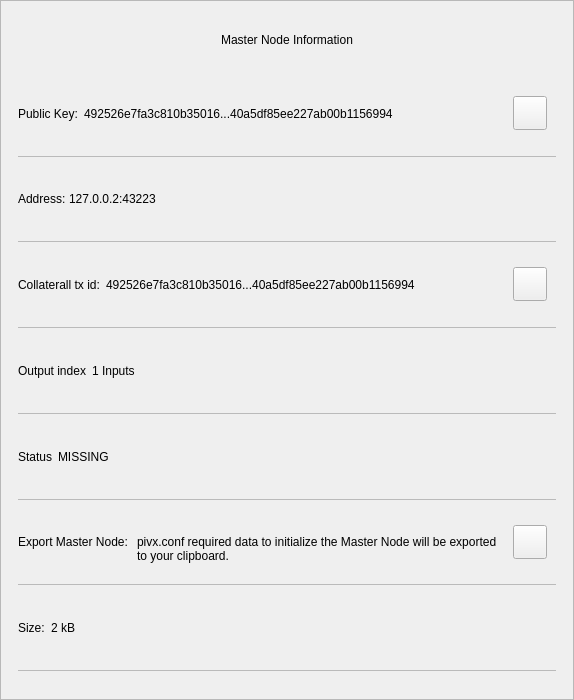
This is src/qt/vitae/forms/mninfodialog.ui in VitaeTeam/Vitae as Qt 5 draws it before an edit. The edited form follows.
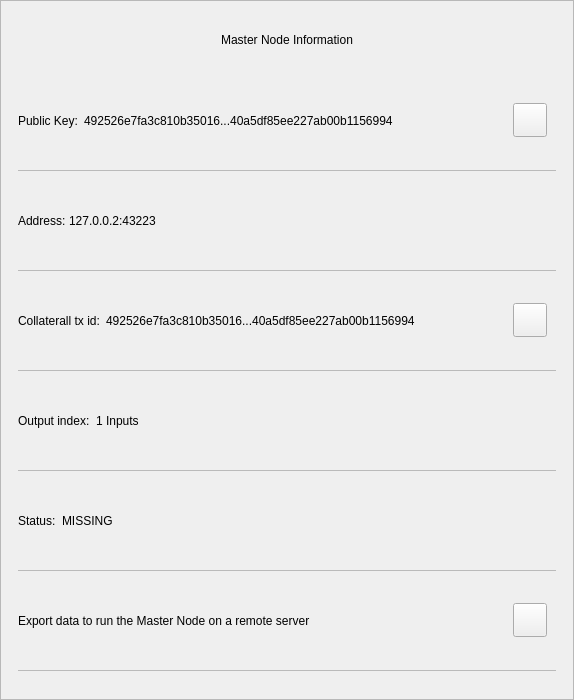
This is the edited form.

Commit message: [GUI][Model] Masternodes screen, export Masternode data for remote server setup functionality added and connected.

```diff
--- a/src/qt/vitae/forms/mninfodialog.ui
+++ b/src/qt/vitae/forms/mninfodialog.ui
@@ -13,7 +13,7 @@
   <property name="minimumSize">
    <size>
     <width>574</width>
-    <height>470</height>
+    <height>530</height>
    </size>
   </property>
   <property name="windowTitle">
@@ -458,7 +458,7 @@
                       </size>
                      </property>
                      <property name="text">
-                      <string>Output index</string>
+                      <string>Output index:</string>
                      </property>
                     </widget>
                    </item>
@@ -503,7 +503,7 @@
                       </size>
                      </property>
                      <property name="text">
-                      <string>Status</string>
+                      <string>Status:</string>
                      </property>
                     </widget>
                    </item>
@@ -535,34 +535,27 @@
                 </item>
                 <item>
                  <widget class="QWidget" name="contentExport" native="true">
-                  <layout class="QHBoxLayout" name="horizontalLayout_8" stretch="0,1,0">
+                  <layout class="QHBoxLayout" name="horizontalLayout_8" stretch="3,0">
                    <property name="leftMargin">
                     <number>0</number>
                    </property>
-                   <item>
-                    <widget class="QLabel" name="labelExport">
-                     <property name="maximumSize">
-                      <size>
-                       <width>16777215</width>
-                       <height>16777215</height>
-                      </size>
-                     </property>
-                     <property name="text">
-                      <string>Export Master Node:</string>
-                     </property>
-                    </widget>
-                   </item>
                    <item>
                     <widget class="QLabel" name="textExport">
                      <property name="styleSheet">
-                      <string notr="true">margin-top: 13.5px;</string>
+                      <string notr="true">padding-top:1px;</string>
+                     </property>
+                     <property name="lineWidth">
+                      <number>0</number>
                      </property>
                      <property name="text">
-                      <string>pivx.conf required data to initialize the Master Node will be exported to your clipboard.</string>
+                      <string>Export data to run the Master Node on a remote server</string>
                      </property>
                      <property name="wordWrap">
                       <bool>true</bool>
                      </property>
+                     <property name="indent">
+                      <number>0</number>
+                     </property>
                     </widget>
                    </item>
                    <item>
@@ -603,51 +596,6 @@
                   </property>
                  </widget>
                 </item>
-                <item>
-                 <widget class="QWidget" name="contentSize" native="true">
-                  <layout class="QHBoxLayout" name="horizontalLayout_9" stretch="0,1">
-                   <property name="leftMargin">
-                    <number>0</number>
-                   </property>
-                   <item>
-                    <widget class="QLabel" name="labelSize">
-                     <property name="maximumSize">
-                      <size>
-                       <width>16777215</width>
-                       <height>16777215</height>
-                      </size>
-                     </property>
-                     <property name="text">
-                      <string>Size:</string>
-                     </property>
-                    </widget>
-                   </item>
-                   <item>
-                    <widget class="QLabel" name="textSize">
-                     <property name="text">
-                      <string>2 kB</string>
-                     </property>
-                    </widget>
-                   </item>
-                  </layout>
-                 </widget>
-                </item>
-                <item>
-                 <widget class="QLabel" name="labelDivider5">
-                  <property name="maximumSize">
-                   <size>
-                    <width>16777215</width>
-                    <height>1</height>
-                   </size>
-                  </property>
-                  <property name="styleSheet">
-                   <string notr="true">background-color:#bababa;</string>
-                  </property>
-                  <property name="text">
-                   <string/>
-                  </property>
-                 </widget>
-                </item>
                </layout>
               </widget>
              </item>
```
The commit also changes 9 other files.
